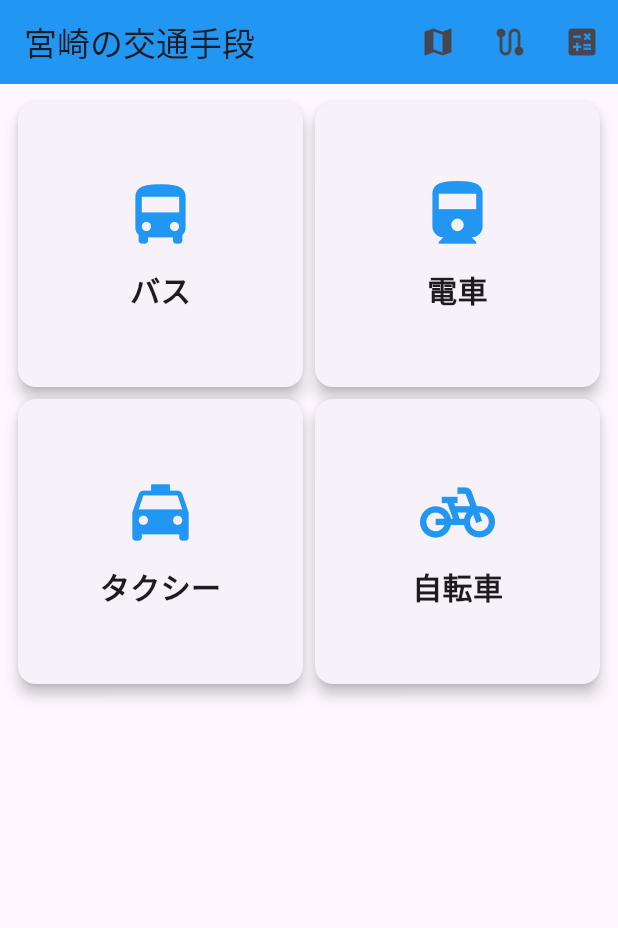
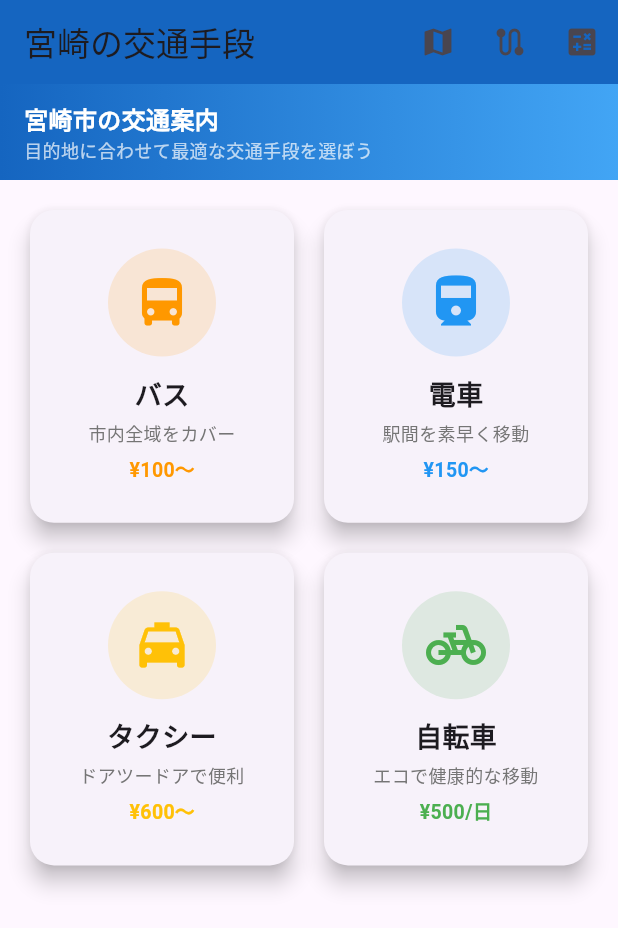
Before and after one commit to hayato-1090/miyazaki-transport-app, a Flutter app: the screen it shows after launch, on a phone screen of 412 x 824 dp. Shown: the top 928 px of the screen. Run offline on Flutter 3.47's test engine with Material 3 defaults, Android fonts, the phone set to English and light mode, and no system bars; our stand-ins replace flutter_dotenv, geolocator, google_maps_flutter.

Commit message:
feat: improve home screen UI/UX and japanize route mode dropdown (Issue #8)
Co-authored-by: hayato-1090 <215102530+hayato-1090@users.noreply.github.com>

```diff
--- a/lib/screens/home_screen.dart
+++ b/lib/screens/home_screen.dart
@@ -33,7 +33,7 @@ class _HomeScreenState extends State<HomeScreen> {
     return Scaffold(
       appBar: AppBar(
         title: Text('宮崎の交通手段'),
-        backgroundColor: Colors.blue,
+        backgroundColor: Color(0xFF1565C0),
         actions: [
           IconButton(
             icon: Icon(Icons.map),
@@ -71,13 +71,50 @@ class _HomeScreenState extends State<HomeScreen> {
           ),
         ],
       ),
-      body: GridView.count(
+      body: Column(
+        children: [
+          Container(
+            width: double.infinity,
+            padding: EdgeInsets.symmetric(horizontal: 16, vertical: 12),
+            decoration: BoxDecoration(
+              gradient: LinearGradient(
+                begin: Alignment.centerLeft,
+                end: Alignment.centerRight,
+                colors: [Color(0xFF1565C0), Color(0xFF42A5F5)],
+              ),
+            ),
+            child: Column(
+              crossAxisAlignment: CrossAxisAlignment.start,
+              children: [
+                Text(
+                  '宮崎市の交通案内',
+                  style: TextStyle(
+                    color: Colors.white,
+                    fontSize: 16,
+                    fontWeight: FontWeight.bold,
+                  ),
+                ),
+                Text(
+                  '目的地に合わせて最適な交通手段を選ぼう',
+                  style: TextStyle(color: Colors.white70, fontSize: 12),
+                ),
+              ],
+            ),
+          ),
+          Expanded(
+            child: GridView.count(
               crossAxisCount: 2,
-        padding: EdgeInsets.all(8),
+              padding: EdgeInsets.all(16),
+              crossAxisSpacing: 12,
+              mainAxisSpacing: 12,
+              childAspectRatio: 0.85,
               children: <Widget>[
                 TransportCard(
                   label: 'バス',
+                  description: '市内全域をカバー',
+                  priceHint: '¥100〜',
                   icon: Icons.directions_bus,
+                  color: Colors.orange,
                   onTap: () {
                     Navigator.push(
                       context,
@@ -91,7 +128,10 @@ class _HomeScreenState extends State<HomeScreen> {
                 ),
                 TransportCard(
                   label: '電車',
+                  description: '駅間を素早く移動',
+                  priceHint: '¥150〜',
                   icon: Icons.directions_railway,
+                  color: Colors.blue,
                   onTap: () {
                     Navigator.push(
                       context,
@@ -105,7 +145,10 @@ class _HomeScreenState extends State<HomeScreen> {
                 ),
                 TransportCard(
                   label: 'タクシー',
+                  description: 'ドアツードアで便利',
+                  priceHint: '¥600〜',
                   icon: Icons.local_taxi,
+                  color: Colors.amber,
                   onTap: () {
                     Navigator.push(
                       context,
@@ -119,7 +162,10 @@ class _HomeScreenState extends State<HomeScreen> {
                 ),
                 TransportCard(
                   label: '自転車',
+                  description: 'エコで健康的な移動',
+                  priceHint: '¥500/日',
                   icon: Icons.pedal_bike,
+                  color: Colors.green,
                   onTap: () {
                     Navigator.push(
                       context,
@@ -133,34 +179,77 @@ class _HomeScreenState extends State<HomeScreen> {
                 ),
               ],
             ),
+          ),
+        ],
+      ),
     );
   }
 }
 
 class TransportCard extends StatelessWidget {
   final String label;
+  final String description;
+  final String priceHint;
   final IconData icon;
+  final Color color;
   final VoidCallback onTap;
 
   TransportCard({
+    Key? key,
     required this.label,
+    required this.description,
+    required this.priceHint,
     required this.icon,
+    required this.color,
     required this.onTap,
-  });
+  }) : super(key: key);
 
   @override
   Widget build(BuildContext context) {
-    return GestureDetector(
+    return Card(
+      elevation: 6,
+      shape: RoundedRectangleBorder(
+        borderRadius: BorderRadius.circular(16),
+      ),
+      child: InkWell(
         onTap: onTap,
-      child: Card(
-        elevation: 4,
+        borderRadius: BorderRadius.circular(16),
+        child: Padding(
+          padding: EdgeInsets.all(16),
           child: Column(
             mainAxisAlignment: MainAxisAlignment.center,
             children: <Widget>[
-            Icon(icon, size: 50, color: Colors.blue),
-            SizedBox(height: 10),
-            Text(label, style: TextStyle(fontSize: 20, fontWeight: FontWeight.bold)),
+              Container(
+                width: 72,
+                height: 72,
+                decoration: BoxDecoration(
+                  color: color.withOpacity(0.15),
+                  shape: BoxShape.circle,
+                ),
+                child: Icon(icon, size: 40, color: color),
+              ),
+              SizedBox(height: 12),
+              Text(
+                label,
+                style: TextStyle(fontSize: 18, fontWeight: FontWeight.bold),
+              ),
+              SizedBox(height: 4),
+              Text(
+                description,
+                style: TextStyle(fontSize: 12, color: Colors.grey[600]),
+                textAlign: TextAlign.center,
+              ),
+              SizedBox(height: 6),
+              Text(
+                priceHint,
+                style: TextStyle(
+                  fontSize: 13,
+                  color: color,
+                  fontWeight: FontWeight.w600,
+                ),
+              ),
             ],
+          ),
         ),
       ),
     );
--- a/lib/screens/route_screen.dart
+++ b/lib/screens/route_screen.dart
@@ -74,12 +74,15 @@ class _RouteScreenState extends State<RouteScreen> {
           SizedBox(height: 16),
           DropdownButton<String>(
             value: selectedMode,
-            items: ['driving', 'transit', 'walking', 'bicycling']
-                .map((mode) => DropdownMenuItem(
-                      value: mode,
-                      child: Text(mode),
-                    ))
-                .toList(),
+            items: const {
+              'driving': '車',
+              'transit': '電車・バス',
+              'walking': '徒歩',
+              'bicycling': '自転車',
+            }.entries.map((e) => DropdownMenuItem(
+                  value: e.key,
+                  child: Text(e.value),
+                )).toList(),
             onChanged: (value) => setState(() => selectedMode = value ?? 'driving'),
           ),
           SizedBox(height: 16),
```
Lines whose indentation alone changed are shown as unchanged.
